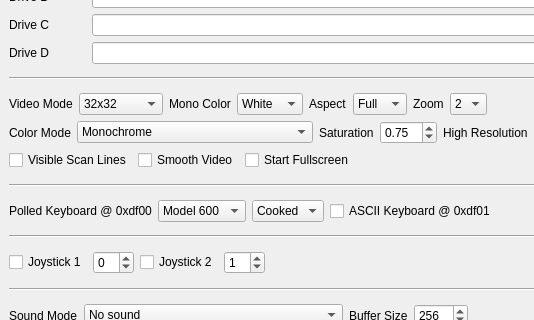
This is launcher/src/mainwindow.ui in ivop/osiemu as Qt 5 draws it before an edit; both pictures show x 0 to 534 and y 297 to 617 of the 817 by 837 pixel window. The edited form follows.
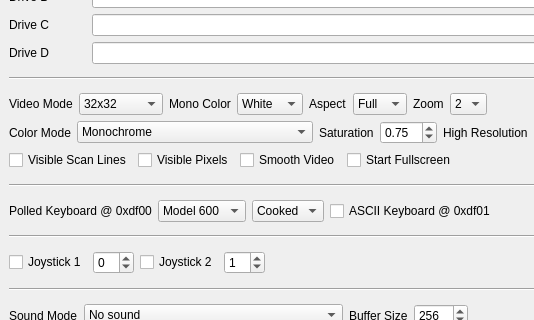
This is the edited form.

Commit message: Add visible pixels option to GUI launcher. Update all settings files to new format.

What changed in the file:
```diff
--- a/launcher/src/mainwindow.ui
+++ b/launcher/src/mainwindow.ui
@@ -578,6 +578,13 @@
           </property>
          </widget>
         </item>
+        <item>
+         <widget class="QCheckBox" name="check_pixels">
+          <property name="text">
+           <string>Visible Pixels</string>
+          </property>
+         </widget>
+        </item>
         <item>
          <widget class="QCheckBox" name="check_smooth_video">
           <property name="text">
```
The commit also changes 10 other files.
